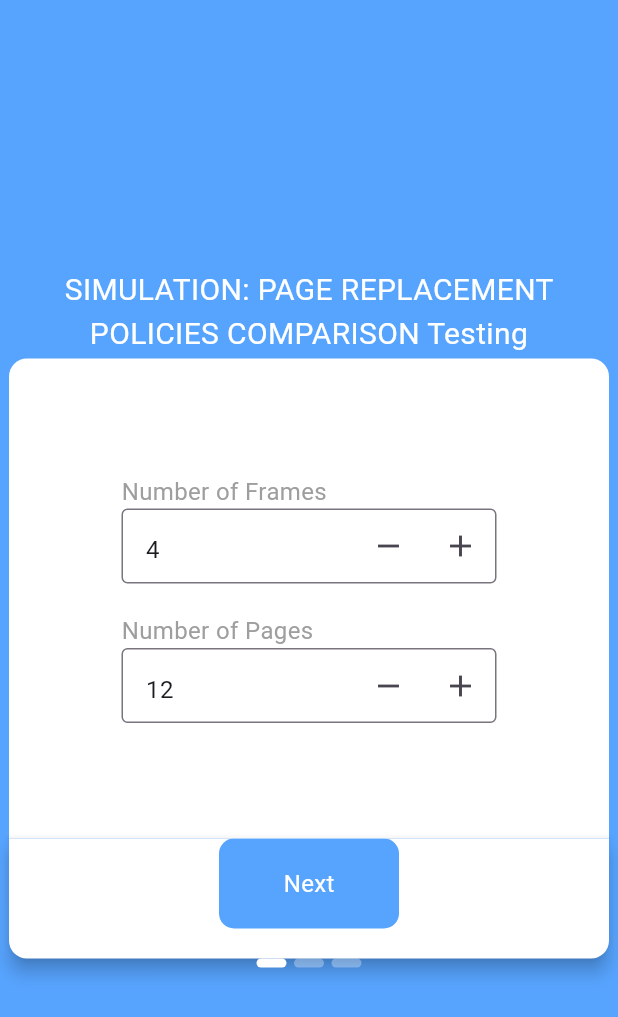
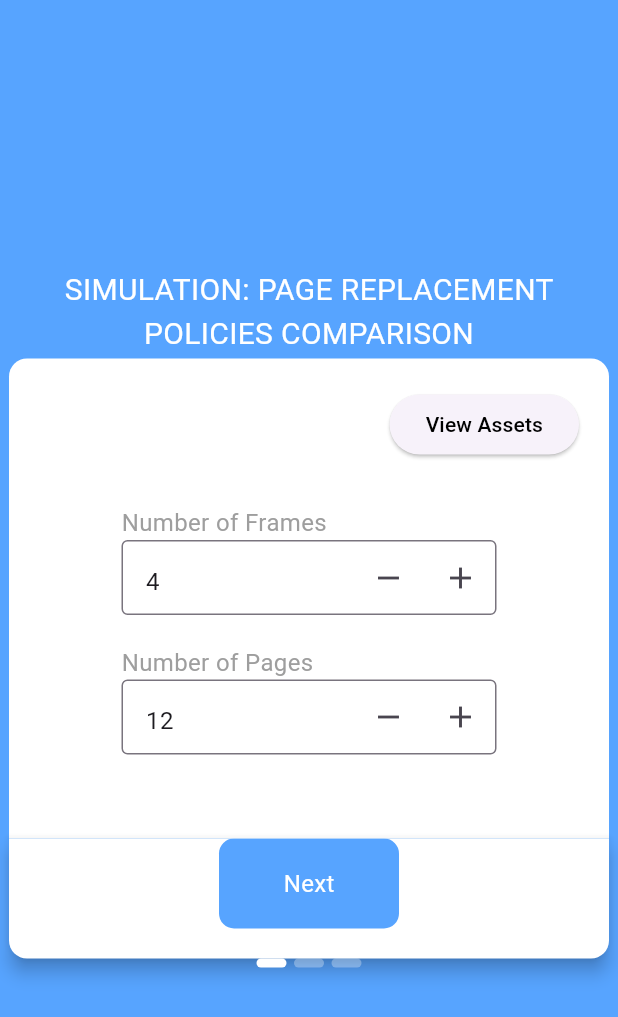
Before and after one commit to itsAliTahir/SIMULATION-PAGE-REPLACEMENT-POLICIES-COMPARISON-Operating-System-Project-, a Flutter app: the screen it shows after launch, on a phone screen of 412 x 824 dp. Shown: the top 1017 px of the screen. Run offline on Flutter 3.47's test engine with Material 3 defaults, Android fonts, the phone set to English and light mode, and no system bars; drawn by our look-alikes of carousel_indicator; our stand-ins replace delayed_display; missing offline and left inert: hovering.

Commit message:
view assets button added

```diff
--- a/lib/Screens/home_page_widgets/index_screen.dart
+++ b/lib/Screens/home_page_widgets/index_screen.dart
@@ -33,7 +33,7 @@ class _MyIndexScreenState extends State<MyIndexScreen> {
               height: 60,
               color: Colors.transparent,
               child: const Text(
-                'SIMULATION: PAGE REPLACEMENT POLICIES COMPARISON Testing',
+                'SIMULATION: PAGE REPLACEMENT POLICIES COMPARISON',
                 textAlign: TextAlign.center,
                 style: TextStyle(
                     color: Colors.white,
--- a/lib/Screens/home_page_widgets/input_fields.dart
+++ b/lib/Screens/home_page_widgets/input_fields.dart
@@ -19,8 +19,19 @@ class _MyInputFieldsState extends State<MyInputFields> {
   Widget build(BuildContext context) {
     return Center(
       child: Column(
-        mainAxisAlignment: MainAxisAlignment.center,
+        mainAxisAlignment: MainAxisAlignment.start,
+        // mainAxisAlignment: MainAxisAlignment.center,
         children: [
+          Align(
+              alignment: Alignment.topRight,
+              child: Container(
+                  margin: const EdgeInsets.only(right: 20, bottom: 30, top: 20),
+                  child: ElevatedButton(
+                      onPressed: () {},
+                      child: const Text(
+                        "View Assets",
+                        style: TextStyle(color: Colors.black),
+                      )))),
           Container(
             margin: const EdgeInsets.only(left: 75),
             child: const Align(
```
Also changed, not shown: 20 other files.
